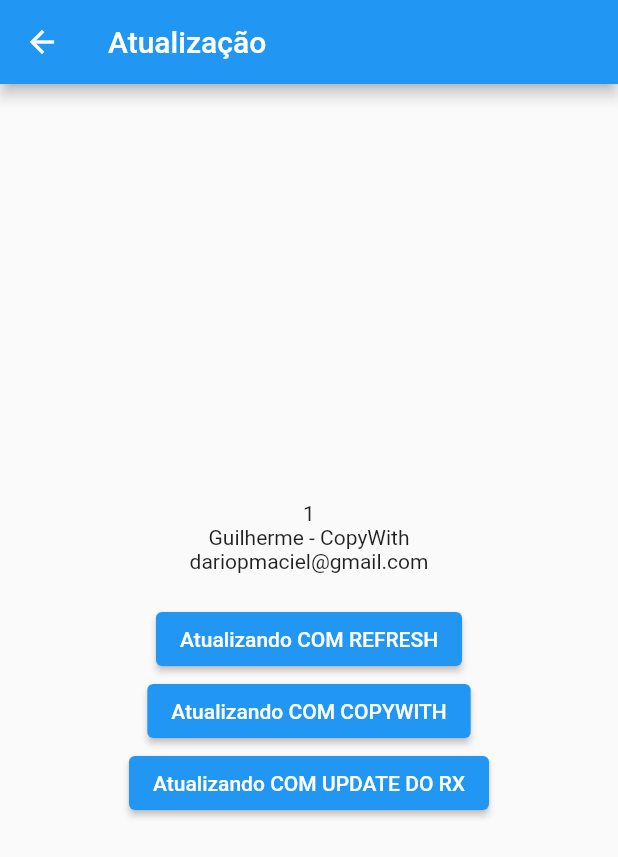
After one commit to dariopmaciel/get_state_management, a Flutter app: the AtualizacaoObjetosPage screen opened by its route, after a tap on "Atualizando COM REFRESH", after a tap on "Atualizando COM COPYWITH", on a phone screen of 412 x 824 dp. The commit adds this screen. Shown: the top 857 px of the screen. Run offline on Flutter 3.47's test engine with Material 3 defaults, Android fonts, the phone set to English and light mode, and no system bars; our stand-ins replace get.

Commit message:
Atualizando estado de classe RX (.update, .refresh)

```diff
--- a/lib/home_page.dart
+++ b/lib/home_page.dart
@@ -44,6 +44,12 @@ class HomePage extends StatelessWidget {
             },
             child: const Text("Tipos Obs"),
           ),
+           TextButton(
+            onPressed: () {
+              Get.toNamed('/atualizacao');
+            },
+            child: const Text("Atualização de Objetos"),
+          ),
         ],
       )),
     );
--- a/lib/main.dart
+++ b/lib/main.dart
@@ -1,6 +1,7 @@
 import 'package:flutter/material.dart';
 import 'package:get/get.dart';
 import 'package:get_state_management/home_page.dart';
+import 'package:get_state_management/pages/atualiza%C3%A7%C3%A3o/atualizacao_objetos_page.dart';
 import 'package:get_state_management/pages/basico/reatividade_basica.dart';
 import 'package:get_state_management/pages/tipos/tipos_obs_page.dart';
 import 'package:get_state_management/pages/tipos/tipos_reativos_genericos_nulos_page.dart';
@@ -31,6 +32,7 @@ class MyApp extends StatelessWidget {
         GetPage(name: '/tiposReativosGenericos', page: () => TiposReativosGenericosPage()),
         GetPage(name: '/tiposReativosGenericosNulos', page: () => TiposReativosGenericosNuloPage()),
         GetPage(name: '/tiposObs', page: () => TiposObsPage()),
+        GetPage(name: '/atualizacao', page: () =>  AtualizacaoObjetosPage()),
       ],
     );
   }
--- /dev/null
+++ b/lib/pages/atualização/atualizacao_objetos_page.dart
@@ -0,0 +1,55 @@
+import 'package:flutter/material.dart';
+import 'package:get/get.dart';
+import 'package:get_state_management/pages/atualiza%C3%A7%C3%A3o/usuario_model.dart';
+
+class AtualizacaoObjetosPage extends StatelessWidget {
+  final alunoModel = UsuarioModel(
+    id: 1,
+    nome: 'Dario',
+    email: 'dariopmaciel@gmail.com',
+  ).obs;
+  AtualizacaoObjetosPage({super.key});
+
+  @override
+  Widget build(BuildContext context) {
+    return Scaffold(
+      appBar: AppBar(
+        title: const Text('Atualização'),
+      ),
+      body: Center(
+        child: Column(
+          mainAxisAlignment: MainAxisAlignment.center,
+          children: [
+            Obx(() => Text(alunoModel.value.id.toString())),
+            Obx(() => Text(alunoModel.value.nome)),
+            Obx(() => Text(alunoModel.value.email)),
+            const SizedBox(height: 20),
+            ElevatedButton(
+                onPressed: () {
+                  alunoModel.value.nome = "Guilherme";
+                  alunoModel.refresh();
+                },
+                child: const Text("Atualizando COM REFRESH")),
+
+            //!usando copyWith no 'usuarioModel'
+            ElevatedButton(
+                onPressed: () {
+                  alunoModel.value =
+                      alunoModel.value.copyWith(nome: 'Guilherme - CopyWith');
+                },
+                child: const Text("Atualizando COM COPYWITH")),
+
+            //!usando copyWith no 'usuarioModelUPDATE do RX'
+            ElevatedButton(
+                onPressed: () {
+                  alunoModel.update((val) {
+                    val?.nome = 'Guilherme - COM UPDATE';
+                  });
+                },
+                child: const Text("Atualizando COM UPDATE DO RX")),
+          ],
+        ),
+      ),
+    );
+  }
+}
--- /dev/null
+++ b/lib/pages/atualização/usuario_model.dart
@@ -0,0 +1,23 @@
+class UsuarioModel {
+  int id;
+  String nome;
+  String email;
+
+  UsuarioModel({
+    required this.id,
+    required this.nome,
+    required this.email,
+  });
+
+  UsuarioModel copyWith({
+    int? id,
+    String? nome,
+    String? email,
+  }) {
+    return UsuarioModel(
+      id: id ?? this.id,
+      nome: nome ?? this.nome,
+      email: email ?? this.email,
+    );
+  }
+}
```
